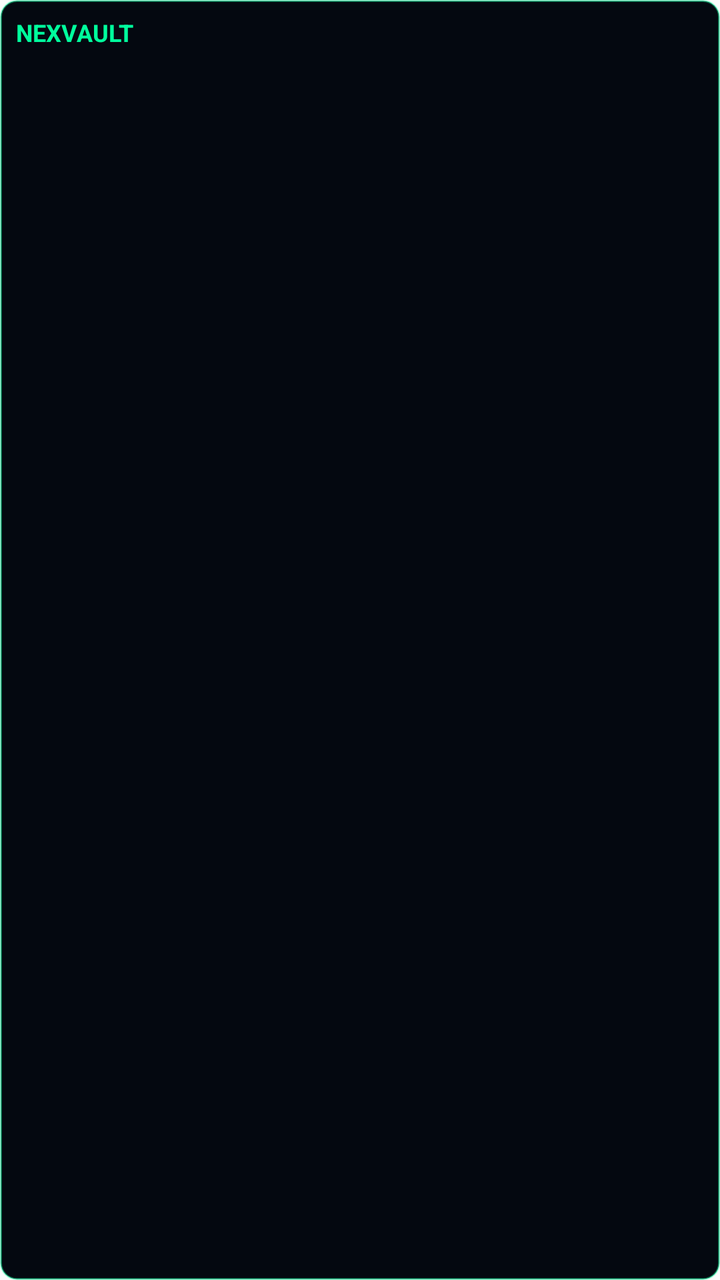
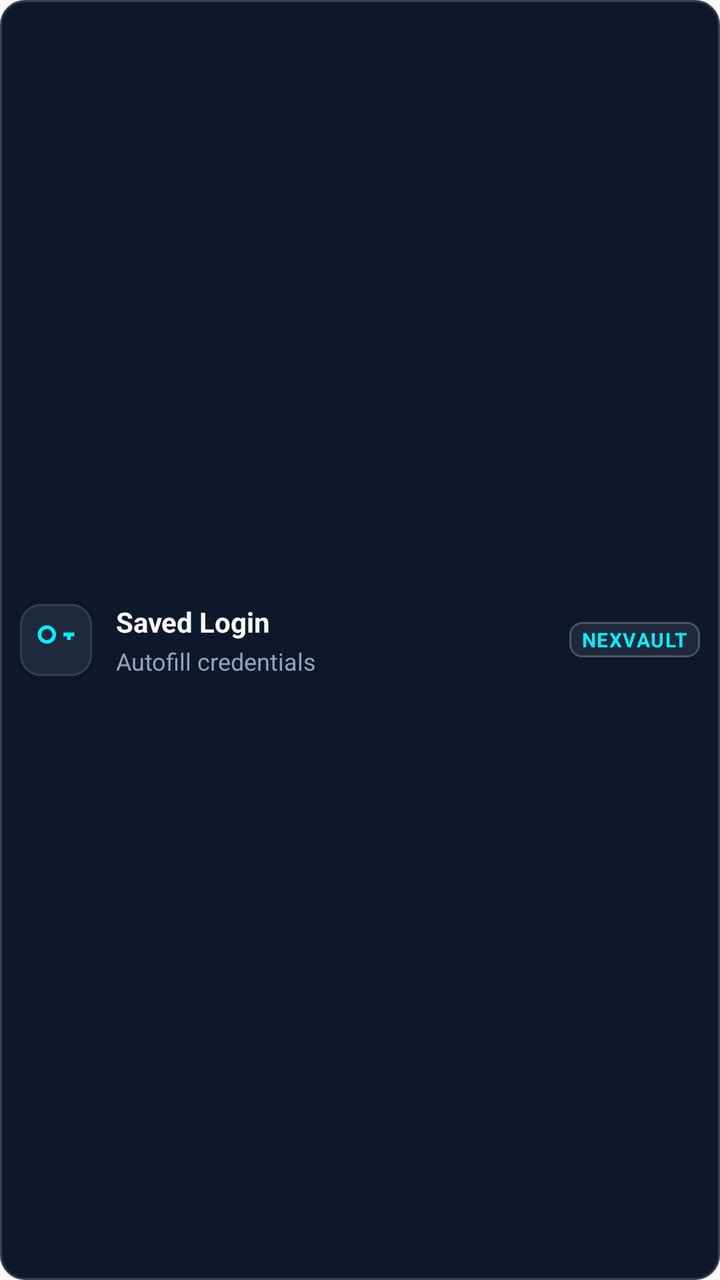

An Android layout rendered at two revisions. The XML below is the earlier revision; the diff shows what the commit changed to produce the second picture.
<!-- AndroidManifest.xml: application theme AppTheme -->
<!-- res/layout/autofill_dataset.xml -->
<?xml version="1.0" encoding="utf-8"?>
<LinearLayout xmlns:android="http://schemas.android.com/apk/res/android"
    android:layout_width="match_parent"
    android:layout_height="wrap_content"
    android:orientation="vertical"
    android:background="@drawable/autofill_dataset_background"
    android:padding="8dp">

    <TextView
        android:id="@+id/autofill_title"
        android:layout_width="match_parent"
        android:layout_height="wrap_content"
        android:text="NEXVAULT"
        android:textColor="#00ff9d"
        android:textSize="12sp"
        android:textStyle="bold" />

    <TextView
        android:id="@+id/autofill_subtitle"
        android:layout_width="match_parent"
        android:layout_height="wrap_content"
        android:layout_marginTop="2dp"
        android:textColor="#e0e8f5"
        android:textSize="11sp" />
</LinearLayout>
<!-- resources referenced by this layout -->
<resources>
  <!-- drawable autofill_dataset_background (drawable) -->
  <?xml version="1.0" encoding="utf-8"?>
  <shape xmlns:android="http://schemas.android.com/apk/res/android">
      <solid android:color="#040810" />
      <stroke android:width="1dp" android:color="#6600ff9d" />
      <corners android:radius="8dp" />
      <padding android:left="12dp" android:top="8dp" android:right="12dp" android:bottom="8dp" />
  </shape>
  <style name="AppTheme" parent="Theme.AppCompat.Light.DarkActionBar">
          
          <item name="colorPrimary">@color/colorPrimary</item>
          <item name="colorPrimaryDark">@color/colorPrimaryDark</item>
          <item name="colorAccent">@color/colorAccent</item>
      </style>
</resources>

<!-- the commit's change to res/layout/autofill_dataset.xml (unified diff, before → after) -->
@@ -2,24 +2,63 @@
 <LinearLayout xmlns:android="http://schemas.android.com/apk/res/android"
     android:layout_width="match_parent"
     android:layout_height="wrap_content"
-    android:orientation="vertical"
+    android:orientation="horizontal"
+    android:gravity="center_vertical"
     android:background="@drawable/autofill_dataset_background"
-    android:padding="8dp">
+    android:padding="10dp">
 
+    
+    <ImageView
+        android:id="@+id/autofill_icon"
+        android:layout_width="36dp"
+        android:layout_height="36dp"
+        android:background="@drawable/autofill_icon_badge"
+        android:padding="7dp"
+        android:scaleType="fitCenter"
+        android:src="@drawable/ic_nexvault_key"
+        android:contentDescription="NexVault Autofill" />
+
+    
+    <LinearLayout
+        android:layout_width="0dp"
+        android:layout_height="wrap_content"
+        android:layout_weight="1"
+        android:orientation="vertical"
+        android:layout_marginStart="12dp"
+        android:layout_marginEnd="8dp">
+
+        <TextView
+            android:id="@+id/autofill_title"
+            android:layout_width="match_parent"
+            android:layout_height="wrap_content"
+            android:text="Saved Login"
+            android:textColor="#F8FAFC"
+            android:textSize="14sp"
+            android:textStyle="bold"
+            android:maxLines="1"
+            android:ellipsize="end" />
+
+        <TextView
+            android:id="@+id/autofill_subtitle"
+            android:layout_width="match_parent"
+            android:layout_height="wrap_content"
+            android:layout_marginTop="2dp"
+            android:text="Autofill credentials"
+            android:textColor="#94A3B8"
+            android:textSize="12sp"
+            android:maxLines="1"
+            android:ellipsize="end" />
+    </LinearLayout>
+
+    
     <TextView
-        android:id="@+id/autofill_title"
-        android:layout_width="match_parent"
+        android:id="@+id/autofill_badge"
+        android:layout_width="wrap_content"
         android:layout_height="wrap_content"
+        android:background="@drawable/autofill_brand_badge"
         android:text="NEXVAULT"
-        android:textColor="#00ff9d"
-        android:textSize="12sp"
-        android:textStyle="bold" />
-
-    <TextView
-        android:id="@+id/autofill_subtitle"
-        android:layout_width="match_parent"
-        android:layout_height="wrap_content"
-        android:layout_marginTop="2dp"
-        android:textColor="#e0e8f5"
-        android:textSize="11sp" />
+        android:textColor="#00F0FF"
+        android:textSize="10sp"
+        android:textStyle="bold"
+        android:letterSpacing="0.05" />
 </LinearLayout>
<!-- resource entries referenced after the edit -->
@@ -1,13 +1,42 @@
 <!-- resources referenced by this layout -->
 <resources>
+  <!-- drawable autofill_brand_badge (drawable) -->
+  <?xml version="1.0" encoding="utf-8"?>
+  <shape xmlns:android="http://schemas.android.com/apk/res/android">
+      <solid android:color="#1E293B" />
+      <stroke android:width="1dp" android:color="#475569" />
+      <corners android:radius="6dp" />
+      <padding android:left="6dp" android:top="2dp" android:right="6dp" android:bottom="2dp" />
+  </shape>
   <!-- drawable autofill_dataset_background (drawable) -->
   <?xml version="1.0" encoding="utf-8"?>
   <shape xmlns:android="http://schemas.android.com/apk/res/android">
-      <solid android:color="#040810" />
-      <stroke android:width="1dp" android:color="#6600ff9d" />
-      <corners android:radius="8dp" />
-      <padding android:left="12dp" android:top="8dp" android:right="12dp" android:bottom="8dp" />
+      <solid android:color="#0F172A" />
+      <stroke android:width="1dp" android:color="#334155" />
+      <corners android:radius="12dp" />
+      <padding
+          android:left="14dp"
+          android:top="10dp"
+          android:right="14dp"
+          android:bottom="10dp" />
   </shape>
+  <!-- drawable autofill_icon_badge (drawable) -->
+  <?xml version="1.0" encoding="utf-8"?>
+  <shape xmlns:android="http://schemas.android.com/apk/res/android">
+      <solid android:color="#1E293B" />
+      <stroke android:width="1dp" android:color="#334155" />
+      <corners android:radius="10dp" />
+  </shape>
+  <!-- drawable ic_nexvault_key (drawable) -->
+  <vector xmlns:android="http://schemas.android.com/apk/res/android"
+      android:width="24dp"
+      android:height="24dp"
+      android:viewportWidth="24"
+      android:viewportHeight="24">
+      <path
+          android:fillColor="#00F0FF"
+          android:pathData="M7,14A5,5 0 0,1 2,9A5,5 0 0,1 7,4C9.4,4 11.45,5.67 11.9,7.9L16,7.9L16,10L18,10L18,12L20,12L20,10L22,10L22,7.9L11.9,7.9C11.45,5.67 9.4,4 7,4A5,5 0 0,1 12,9A5,5 0 0,1 7,14M7,6A3,3 0 0,0 4,9A3,3 0 0,0 7,12A3,3 0 0,0 10,9A3,3 0 0,0 7,6Z" />
+  </vector>
   <style name="AppTheme" parent="Theme.AppCompat.Light.DarkActionBar">
           
           <item name="colorPrimary">@color/colorPrimary</item>
